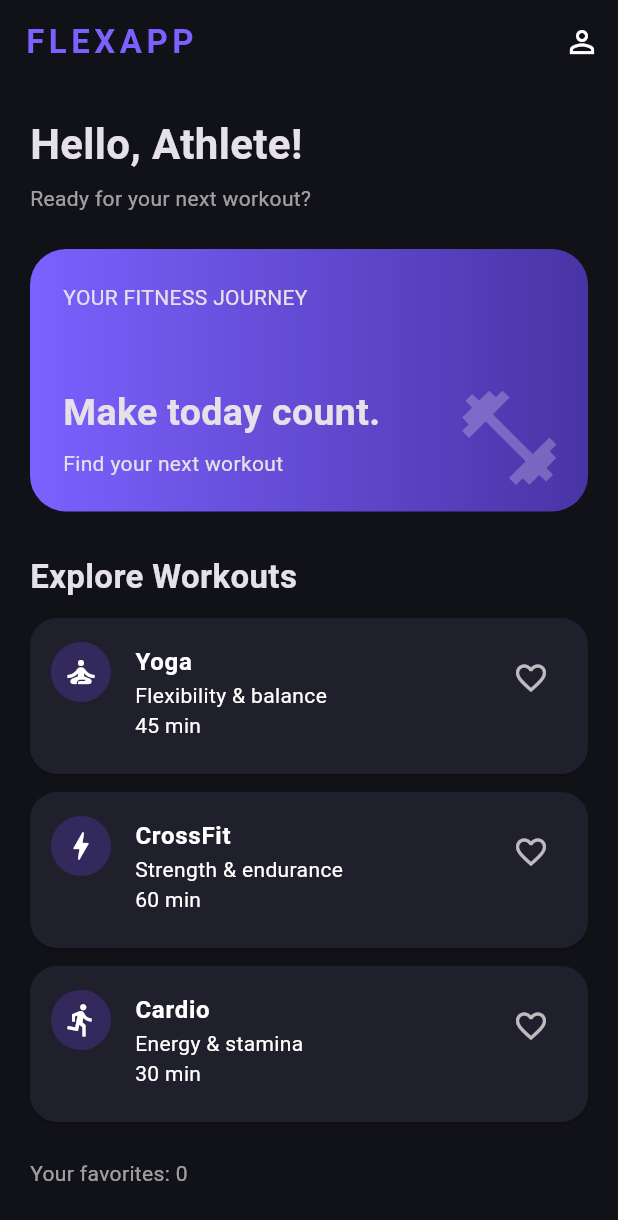
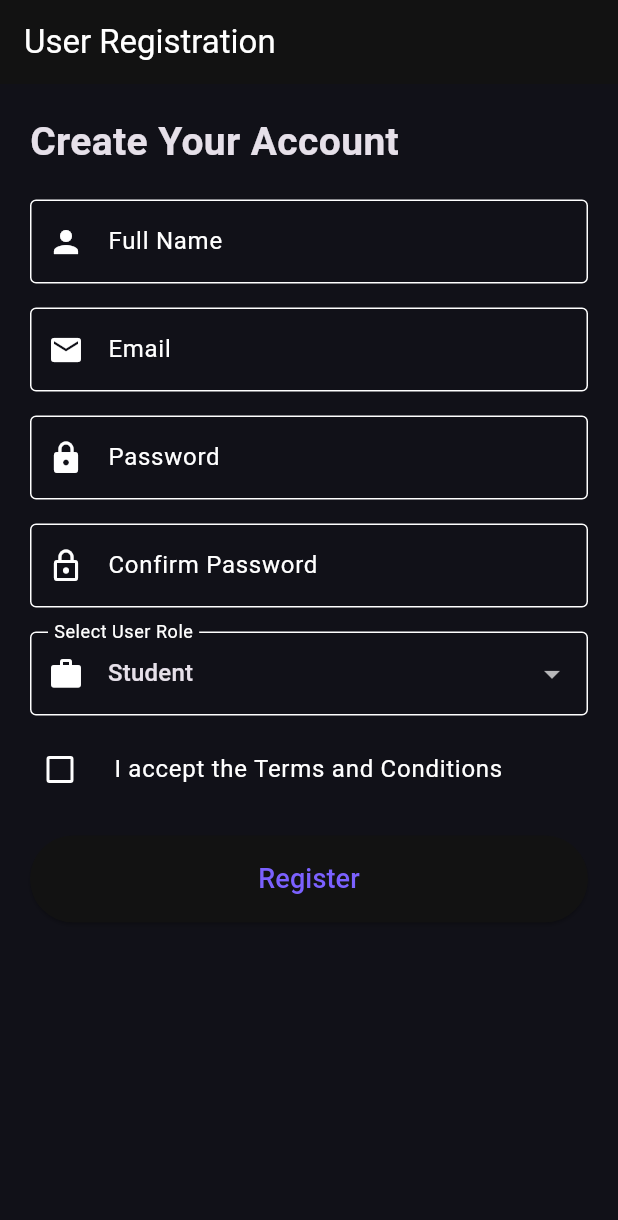
Before and after one commit to aruzhanaupbayeva/FlexApp, a Flutter app: the screen it shows after launch, on a phone screen of 412 x 824 dp. Shown: the top 1220 px of the screen. Run offline on Flutter 3.47's test engine with Material 3 defaults, Android fonts, the phone set to English and light mode, and no system bars.

Commit message:
Complete registration form validation

```diff
--- a/lib/main.dart
+++ b/lib/main.dart
@@ -1,6 +1,6 @@
 
 import 'package:flutter/material.dart';
-import 'screens/home_screen.dart';
+import 'screens/registration_screen.dart';
 
 const purple = Color(0xFF7B61FF);
 const background = Color(0xFF111118);
@@ -24,7 +24,7 @@ class FlexApp extends StatelessWidget {
           primary: purple,
         ),
       ),
-      home: const HomeScreen(),
+      home: const RegistrationScreen(),
     );
   }
 }
--- /dev/null
+++ b/lib/screens/registration_screen.dart
@@ -0,0 +1,263 @@
+
+import 'package:flutter/material.dart';
+import 'home_screen.dart';
+
+class RegistrationScreen extends StatefulWidget {
+  const RegistrationScreen({super.key});
+
+  @override
+  State<RegistrationScreen> createState() =>
+      _RegistrationScreenState();
+}
+
+class _RegistrationScreenState extends State<RegistrationScreen> {
+  final _formKey = GlobalKey<FormState>();
+
+  final _nameController = TextEditingController();
+  final _emailController = TextEditingController();
+  final _passwordController = TextEditingController();
+  final _confirmPasswordController = TextEditingController();
+
+  bool _acceptTerms = false;
+  bool _submitted = false;
+
+  String _selectedRole = 'Student';
+
+  @override
+  void dispose() {
+    _nameController.dispose();
+    _emailController.dispose();
+    _passwordController.dispose();
+    _confirmPasswordController.dispose();
+    super.dispose();
+  }
+
+
+  void _register() {
+    setState(() {
+      _submitted = true;
+    });
+
+    if (_formKey.currentState!.validate() && _acceptTerms) {
+      print('Full Name: ${_nameController.text}');
+      print('Email: ${_emailController.text}');
+      print('Password: ${_passwordController.text}');
+      print('Role: $_selectedRole');
+      print('Terms accepted: $_acceptTerms');
+
+      ScaffoldMessenger.of(context).showSnackBar(
+        const SnackBar(
+          content: Text('Registration successful!'),
+          duration: Duration(seconds: 1),
+        ),
+      );
+
+      Future.delayed(const Duration(seconds: 1), () {
+        if (!mounted) return;
+
+        Navigator.pushReplacement(
+          context,
+          MaterialPageRoute(
+            builder: (context) => const HomeScreen(),
+          ),
+        );
+      });
+    } else if (!_acceptTerms) {
+      ScaffoldMessenger.of(context).showSnackBar(
+        const SnackBar(
+          content: Text('Please accept the Terms and Conditions.'),
+        ),
+      );
+    }
+  }
+
+  @override
+  Widget build(BuildContext context) {
+    return Scaffold(
+      appBar: AppBar(
+        title: const Text('User Registration'),
+      ),
+      body: SingleChildScrollView(
+        padding: const EdgeInsets.all(20),
+        child: Form(
+          key: _formKey,
+          autovalidateMode: AutovalidateMode.onUserInteraction,
+          child: Column(
+            crossAxisAlignment: CrossAxisAlignment.stretch,
+            children: [
+              const Text(
+                'Create Your Account',
+                style: TextStyle(
+                  fontSize: 26,
+                  fontWeight: FontWeight.bold,
+                ),
+              ),
+
+              const SizedBox(height: 20),
+
+              // Full Name
+              TextFormField(
+                controller: _nameController,
+                decoration: const InputDecoration(
+                  labelText: 'Full Name',
+                  border: OutlineInputBorder(),
+                  prefixIcon: Icon(Icons.person),
+                ),
+                validator: (value) {
+                  if (value == null || value.trim().isEmpty) {
+                    return 'Please enter your full name';
+                  }
+                  return null;
+                },
+              ),
+
+              const SizedBox(height: 16),
+
+              // Email
+              TextFormField(
+                controller: _emailController,
+                keyboardType: TextInputType.emailAddress,
+                decoration: const InputDecoration(
+                  labelText: 'Email',
+                  border: OutlineInputBorder(),
+                  prefixIcon: Icon(Icons.email),
+                ),
+                validator: (value) {
+                  if (value == null || value.trim().isEmpty) {
+                    return 'Please enter your email';
+                  }
+
+                  if (!value.contains('@') ||
+                      !value.contains('.')) {
+                    return 'Enter a valid email address';
+                  }
+
+                  return null;
+                },
+              ),
+
+              const SizedBox(height: 16),
+
+              // Password
+              TextFormField(
+                controller: _passwordController,
+                obscureText: true,
+                decoration: const InputDecoration(
+                  labelText: 'Password',
+                  border: OutlineInputBorder(),
+                  prefixIcon: Icon(Icons.lock),
+                ),
+                onChanged: (value) {
+                  if (_confirmPasswordController.text.isNotEmpty) {
+                    _formKey.currentState?.validate();
+                  }
+                },
+                validator: (value) {
+                  if (value == null || value.isEmpty) {
+                    return 'Please enter a password';
+                  }
+
+                  if (value.length < 6) {
+                    return 'Password must be at least 6 characters';
+                  }
+
+                  return null;
+                },
+              ),
+
+              const SizedBox(height: 16),
+
+              // Confirm Password
+              TextFormField(
+                controller: _confirmPasswordController,
+                obscureText: true,
+                decoration: const InputDecoration(
+                  labelText: 'Confirm Password',
+                  border: OutlineInputBorder(),
+                  prefixIcon: Icon(Icons.lock_outline),
+                ),
+                validator: (value) {
+                  if (value == null || value.isEmpty) {
+                    return 'Please confirm your password';
+                  }
+
+                  if (value != _passwordController.text) {
+                    return 'Passwords do not match';
+                  }
+
+                  return null;
+                },
+              ),
+
+              const SizedBox(height: 16),
+
+              // User Role
+                DropdownButtonFormField<String>(
+                initialValue: _selectedRole,
+                decoration: const InputDecoration(
+                  labelText: 'Select User Role',
+                  border: OutlineInputBorder(),
+                  prefixIcon: Icon(Icons.work),
+                ),
+                items: ['Student', 'Teacher', 'Developer']
+                    .map((role) {
+                  return DropdownMenuItem(
+                    value: role,
+                    child: Text(role),
+                  );
+                }).toList(),
+                onChanged: (value) {
+                  if (value != null) {
+                    setState(() {
+                      _selectedRole = value;
+                    });
+                  }
+                },
+              ),
+
+              const SizedBox(height: 8),
+
+              // Terms and Conditions
+              CheckboxListTile(
+                contentPadding: EdgeInsets.zero,
+                controlAffinity: ListTileControlAffinity.leading,
+                title: const Text(
+                  'I accept the Terms and Conditions',
+                ),
+                value: _acceptTerms,
+                onChanged: (value) {
+                  setState(() {
+                    _acceptTerms = value ?? false;
+                  });
+                },
+              ),
+
+              if (_submitted && !_acceptTerms)
+                const Padding(
+                  padding: EdgeInsets.only(left: 12, bottom: 8),
+                  child: Text(
+                    'You must accept the terms to register',
+                    style: TextStyle(color: Colors.red),
+                  ),
+                ),
+
+              const SizedBox(height: 16),
+
+              // Register Button
+              ElevatedButton(
+                onPressed: _register,
+                style: ElevatedButton.styleFrom(
+                  padding: const EdgeInsets.all(16),
+                ),
+                child: const Text(
+                  'Register',
+                  style: TextStyle(fontSize: 18),
+                ),
+              ),
+            ],
+          ),
+        ),
+      ),
+    );
+  }
+}
```
